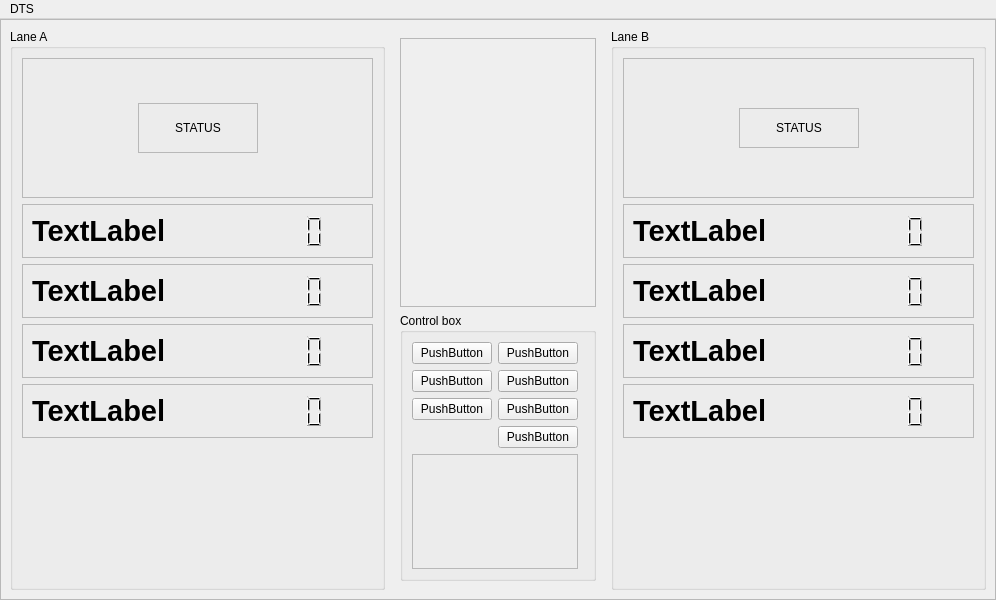
The window that mainwindow.ui (mqnoy/DTS) describes before a commit, drawn with Qt 5.
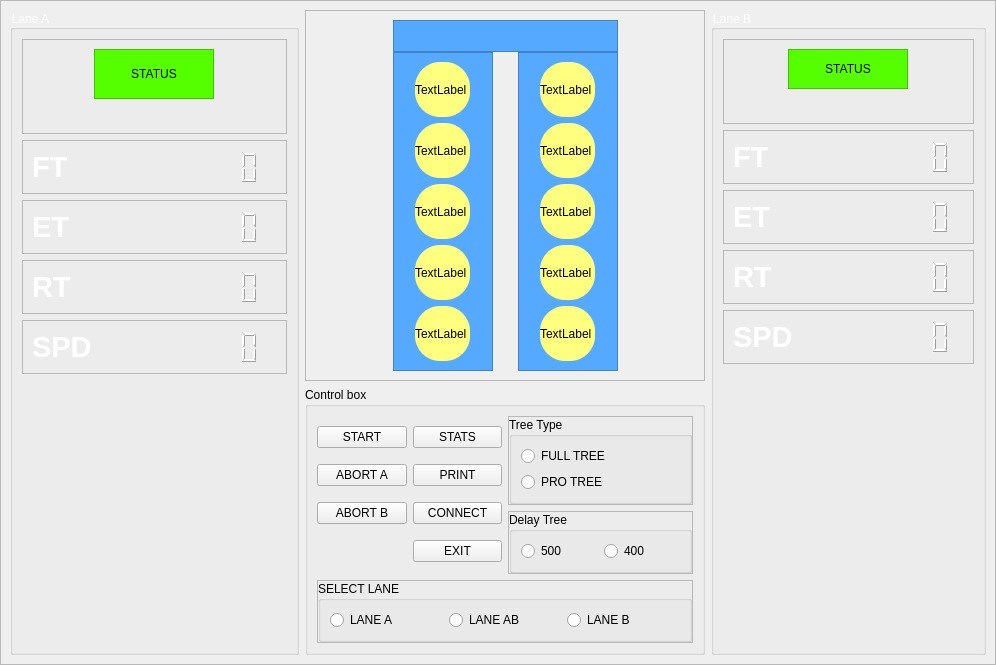
The same window after the commit.

Diff of the .ui file:
```diff
--- a/mainwindow.ui
+++ b/mainwindow.ui
@@ -7,7 +7,7 @@
     <x>0</x>
     <y>0</y>
     <width>996</width>
-    <height>600</height>
+    <height>642</height>
    </rect>
   </property>
   <property name="windowTitle">
@@ -60,6 +60,9 @@
           <layout class="QHBoxLayout" name="horizontalLayout">
            <item>
             <widget class="QGroupBox" name="groupBoxA">
+             <property name="styleSheet">
+              <string notr="true">color: rgb(255, 255, 255);</string>
+             </property>
              <property name="title">
               <string>Lane A</string>
              </property>
@@ -73,20 +76,36 @@
                  <enum>QFrame::Raised</enum>
                 </property>
                 <layout class="QGridLayout" name="gridLayout_7">
-                 <item row="0" column="1">
-                  <spacer name="verticalSpacer_2">
+                 <item row="0" column="2">
+                  <spacer name="horizontalSpacer_2">
+                   <property name="orientation">
+                    <enum>Qt::Horizontal</enum>
+                   </property>
+                   <property name="sizeHint" stdset="0">
+                    <size>
+                     <width>100</width>
+                     <height>20</height>
+                    </size>
+                   </property>
+                  </spacer>
+                 </item>
+                 <item row="1" column="1">
+                  <spacer name="verticalSpacer">
                    <property name="orientation">
                     <enum>Qt::Vertical</enum>
                    </property>
+                   <property name="sizeType">
+                    <enum>QSizePolicy::Fixed</enum>
+                   </property>
                    <property name="sizeHint" stdset="0">
                     <size>
                      <width>20</width>
-                     <height>24</height>
+                     <height>25</height>
                     </size>
                    </property>
                   </spacer>
                  </item>
-                 <item row="1" column="0">
+                 <item row="0" column="0">
                   <spacer name="horizontalSpacer">
                    <property name="orientation">
                     <enum>Qt::Horizontal</enum>
@@ -99,7 +118,7 @@
                    </property>
                   </spacer>
                  </item>
-                 <item row="1" column="1">
+                 <item row="0" column="1">
                   <widget class="QFrame" name="frame_9">
                    <property name="minimumSize">
                     <size>
@@ -107,6 +126,9 @@
                      <height>50</height>
                     </size>
                    </property>
+                   <property name="styleSheet">
+                    <string notr="true">background-color: rgb(85, 255, 0);</string>
+                   </property>
                    <property name="frameShape">
                     <enum>QFrame::StyledPanel</enum>
                    </property>
@@ -119,6 +141,9 @@
                       <property name="layoutDirection">
                        <enum>Qt::LeftToRight</enum>
                       </property>
+                      <property name="styleSheet">
+                       <string notr="true">color: rgb(0, 0, 0);</string>
+                      </property>
                       <property name="text">
                        <string>STATUS</string>
                       </property>
@@ -130,32 +155,6 @@
                    </layout>
                   </widget>
                  </item>
-                 <item row="1" column="2">
-                  <spacer name="horizontalSpacer_2">
-                   <property name="orientation">
-                    <enum>Qt::Horizontal</enum>
-                   </property>
-                   <property name="sizeHint" stdset="0">
-                    <size>
-                     <width>100</width>
-                     <height>20</height>
-                    </size>
-                   </property>
-                  </spacer>
-                 </item>
-                 <item row="2" column="1">
-                  <spacer name="verticalSpacer">
-                   <property name="orientation">
-                    <enum>Qt::Vertical</enum>
-                   </property>
-                   <property name="sizeHint" stdset="0">
-                    <size>
-                     <width>20</width>
-                     <height>24</height>
-                    </size>
-                   </property>
-                  </spacer>
-                 </item>
                 </layout>
                </widget>
               </item>
@@ -169,9 +168,12 @@
                 </property>
                 <layout class="QHBoxLayout" name="horizontalLayout_3">
                  <item>
-                  <widget class="QLabel" name="label">
+                  <widget class="QLabel" name="label_ft">
+                   <property name="styleSheet">
+                    <string notr="true"/>
+                   </property>
                    <property name="text">
-                    <string>&lt;html&gt;&lt;head/&gt;&lt;body&gt;&lt;p&gt;&lt;span style=&quot; font-size:22pt; font-weight:600;&quot;&gt;TextLabel&lt;/span&gt;&lt;/p&gt;&lt;/body&gt;&lt;/html&gt;</string>
+                    <string>&lt;html&gt;&lt;head/&gt;&lt;body&gt;&lt;p&gt;&lt;span style=&quot; font-size:22pt; font-weight:600; color:#ffffff;&quot;&gt;FT&lt;/span&gt;&lt;/p&gt;&lt;/body&gt;&lt;/html&gt;</string>
                    </property>
                   </widget>
                  </item>
@@ -198,9 +200,9 @@
                 </property>
                 <layout class="QHBoxLayout" name="horizontalLayout_4">
                  <item>
-                  <widget class="QLabel" name="label_5">
+                  <widget class="QLabel" name="label_et">
                    <property name="text">
-                    <string>&lt;html&gt;&lt;head/&gt;&lt;body&gt;&lt;p&gt;&lt;span style=&quot; font-size:22pt; font-weight:600;&quot;&gt;TextLabel&lt;/span&gt;&lt;/p&gt;&lt;/body&gt;&lt;/html&gt;</string>
+                    <string>&lt;html&gt;&lt;head/&gt;&lt;body&gt;&lt;p&gt;&lt;span style=&quot; font-size:22pt; font-weight:600; color:#ffffff;&quot;&gt;ET&lt;/span&gt;&lt;/p&gt;&lt;/body&gt;&lt;/html&gt;</string>
                    </property>
                   </widget>
                  </item>
@@ -227,9 +229,9 @@
                 </property>
                 <layout class="QHBoxLayout" name="horizontalLayout_5">
                  <item>
-                  <widget class="QLabel" name="label_6">
+                  <widget class="QLabel" name="label_rt">
                    <property name="text">
-                    <string>&lt;html&gt;&lt;head/&gt;&lt;body&gt;&lt;p&gt;&lt;span style=&quot; font-size:22pt; font-weight:600;&quot;&gt;TextLabel&lt;/span&gt;&lt;/p&gt;&lt;/body&gt;&lt;/html&gt;</string>
+                    <string>&lt;html&gt;&lt;head/&gt;&lt;body&gt;&lt;p&gt;&lt;span style=&quot; font-size:22pt; font-weight:600; color:#ffffff;&quot;&gt;RT&lt;/span&gt;&lt;/p&gt;&lt;/body&gt;&lt;/html&gt;</string>
                    </property>
                   </widget>
                  </item>
@@ -256,9 +258,9 @@
                 </property>
                 <layout class="QHBoxLayout" name="horizontalLayout_6">
                  <item>
-                  <widget class="QLabel" name="label_7">
+                  <widget class="QLabel" name="label_spd">
                    <property name="text">
-                    <string>&lt;html&gt;&lt;head/&gt;&lt;body&gt;&lt;p&gt;&lt;span style=&quot; font-size:22pt; font-weight:600;&quot;&gt;TextLabel&lt;/span&gt;&lt;/p&gt;&lt;/body&gt;&lt;/html&gt;</string>
+                    <string>&lt;html&gt;&lt;head/&gt;&lt;body&gt;&lt;p&gt;&lt;span style=&quot; font-size:22pt; font-weight:600; color:#ffffff;&quot;&gt;SPD&lt;/span&gt;&lt;/p&gt;&lt;/body&gt;&lt;/html&gt;</string>
                    </property>
                   </widget>
                  </item>
@@ -292,7 +294,13 @@
             </widget>
            </item>
            <item>
-            <widget class="QFrame" name="frame_2">
+            <widget class="QFrame" name="frame_midle">
+             <property name="minimumSize">
+              <size>
+               <width>400</width>
+               <height>0</height>
+              </size>
+             </property>
              <property name="frameShape">
               <enum>QFrame::NoFrame</enum>
              </property>
@@ -300,117 +308,577 @@
               <enum>QFrame::Plain</enum>
              </property>
              <layout class="QGridLayout" name="gridLayout_3">
-              <item row="1" column="0">
+              <property name="leftMargin">
+               <number>0</number>
+              </property>
+              <property name="topMargin">
+               <number>0</number>
+              </property>
+              <property name="rightMargin">
+               <number>0</number>
+              </property>
+              <property name="bottomMargin">
+               <number>0</number>
+              </property>
+              <item row="0" column="0">
+               <widget class="QFrame" name="frame_3">
+                <property name="minimumSize">
+                 <size>
+                  <width>0</width>
+                  <height>0</height>
+                 </size>
+                </property>
+                <property name="frameShape">
+                 <enum>QFrame::StyledPanel</enum>
+                </property>
+                <property name="frameShadow">
+                 <enum>QFrame::Raised</enum>
+                </property>
+                <layout class="QGridLayout" name="gridLayout_10">
+                 <property name="topMargin">
+                  <number>9</number>
+                 </property>
+                 <property name="spacing">
+                  <number>0</number>
+                 </property>
+                 <item row="1" column="0">
+                  <spacer name="horizontalSpacer_6">
+                   <property name="orientation">
+                    <enum>Qt::Horizontal</enum>
+                   </property>
+                   <property name="sizeHint" stdset="0">
+                    <size>
+                     <width>40</width>
+                     <height>20</height>
+                    </size>
+                   </property>
+                  </spacer>
+                 </item>
+                 <item row="1" column="4">
+                  <spacer name="horizontalSpacer_7">
+                   <property name="orientation">
+                    <enum>Qt::Horizontal</enum>
+                   </property>
+                   <property name="sizeHint" stdset="0">
+                    <size>
+                     <width>40</width>
+                     <height>20</height>
+                    </size>
+                   </property>
+                  </spacer>
+                 </item>
+                 <item row="1" column="2">
+                  <spacer name="horizontalSpacer_5">
+                   <property name="orientation">
+                    <enum>Qt::Horizontal</enum>
+                   </property>
+                   <property name="sizeType">
+                    <enum>QSizePolicy::Fixed</enum>
+                   </property>
+                   <property name="sizeHint" stdset="0">
+                    <size>
+                     <width>25</width>
+                     <height>20</height>
+                    </size>
+                   </property>
+                  </spacer>
+                 </item>
+                 <item row="1" column="1">
+                  <widget class="QFrame" name="frame_dragA">
+                   <property name="minimumSize">
+                    <size>
+                     <width>100</width>
+                     <height>0</height>
+                    </size>
+                   </property>
+                   <property name="styleSheet">
+                    <string notr="true">background-color: rgb(85, 170, 255);</string>
+                   </property>
+                   <property name="frameShape">
+                    <enum>QFrame::StyledPanel</enum>
+                   </property>
+                   <property name="frameShadow">
+                    <enum>QFrame::Raised</enum>
+                   </property>
+                   <layout class="QGridLayout" name="gridLayout_11">
+                    <item row="5" column="0">
+                     <widget class="QLabel" name="label_6">
+                      <property name="styleSheet">
+                       <string notr="true">border-radius: 25px;
+min-height: 55px;
+min-width: 55px;
+max-height: 55px;
+max-width: 55px;
+background-color: rgb(255, 255, 127);</string>
+                      </property>
+                      <property name="text">
+                       <string>TextLabel</string>
+                      </property>
+                     </widget>
+                    </item>
+                    <item row="4" column="0">
+                     <widget class="QLabel" name="label_5">
+                      <property name="styleSheet">
+                       <string notr="true">border-radius: 25px;
+min-height: 55px;
+min-width: 55px;
+max-height: 55px;
+max-width: 55px;
+background-color: rgb(255, 255, 127);</string>
+                      </property>
+                      <property name="text">
+                       <string>TextLabel</string>
+                      </property>
+                     </widget>
+                    </item>
+                    <item row="2" column="0">
+                     <widget class="QLabel" name="label_4">
+                      <property name="styleSheet">
+                       <string notr="true">border-radius: 25px;
+min-height: 55px;
+min-width: 55px;
+max-height: 55px;
+max-width: 55px;
+background-color: rgb(255, 255, 127);</string>
+                      </property>
+                      <property name="text">
+                       <string>TextLabel</string>
+                      </property>
+                     </widget>
+                    </item>
+                    <item row="3" column="0">
+                     <widget class="QLabel" name="label_3">
+                      <property name="styleSheet">
+                       <string notr="true">border-radius: 25px;
+min-height: 55px;
+min-width: 55px;
+max-height: 55px;
+max-width: 55px;
+background-color: rgb(255, 255, 127);</string>
+                      </property>
+                      <property name="text">
+                       <string>TextLabel</string>
+                      </property>
+                     </widget>
+                    </item>
+                    <item row="0" column="0">
+                     <widget class="QLabel" name="label">
+                      <property name="minimumSize">
+                       <size>
+                        <width>55</width>
+                        <height>55</height>
+                       </size>
+                      </property>
+                      <property name="maximumSize">
+                       <size>
+                        <width>55</width>
+                        <height>55</height>
+                       </size>
+                      </property>
+                      <property name="styleSheet">
+                       <string notr="true">border-radius: 25px;
+min-height: 55px;
+min-width: 55px;
+max-height: 55px;
+max-width: 55px;
+background-color: rgb(255, 255, 127);</string>
+                      </property>
+                      <property name="text">
+                       <string>TextLabel</string>
+                      </property>
+                     </widget>
+                    </item>
+                   </layout>
+                  </widget>
+                 </item>
+                 <item row="1" column="3">
+                  <widget class="QFrame" name="frame_dragB">
+                   <property name="minimumSize">
+                    <size>
+                     <width>100</width>
+                     <height>0</height>
+                    </size>
+                   </property>
+                   <property name="styleSheet">
+                    <string notr="true">background-color: rgb(85, 170, 255);</string>
+                   </property>
+                   <property name="frameShape">
+                    <enum>QFrame::StyledPanel</enum>
+                   </property>
+                   <property name="frameShadow">
+                    <enum>QFrame::Raised</enum>
+                   </property>
+                   <layout class="QGridLayout" name="gridLayout_12">
+                    <item row="0" column="0">
+                     <widget class="QLabel" name="label_7">
+                      <property name="styleSheet">
+                       <string notr="true">border-radius: 25px;
+min-height: 55px;
+min-width: 55px;
+max-height: 55px;
+max-width: 55px;
+background-color: rgb(255, 255, 127);</string>
+                      </property>
+                      <property name="text">
+                       <string>TextLabel</string>
+                      </property>
+                     </widget>
+                    </item>
+                    <item row="1" column="0">
+                     <widget class="QLabel" name="label_8">
+                      <property name="styleSheet">
+                       <string notr="true">border-radius: 25px;
+min-height: 55px;
+min-width: 55px;
+max-height: 55px;
+max-width: 55px;
+background-color: rgb(255, 255, 127);</string>
+                      </property>
+                      <property name="text">
+                       <string>TextLabel</string>
+                      </property>
+                     </widget>
+                    </item>
+                    <item row="4" column="0">
+                     <widget class="QLabel" name="label_11">
+                      <property name="styleSheet">
+                       <string notr="true">border-radius: 25px;
+min-height: 55px;
+min-width: 55px;
+max-height: 55px;
+max-width: 55px;
+background-color: rgb(255, 255, 127);</string>
+                      </property>
+                      <property name="text">
+                       <string>TextLabel</string>
+                      </property>
+                     </widget>
+                    </item>
+                    <item row="2" column="0">
+                     <widget class="QLabel" name="label_9">
+                      <property name="styleSheet">
+                       <string notr="true">border-radius: 25px;
+min-height: 55px;
+min-width: 55px;
+max-height: 55px;
+max-width: 55px;
+background-color: rgb(255, 255, 127);</string>
+                      </property>
+                      <property name="text">
+                       <string>TextLabel</string>
+                      </property>
+                     </widget>
+                    </item>
+                    <item row="3" column="0">
+                     <widget class="QLabel" name="label_10">
+                      <property name="styleSheet">
+                       <string notr="true">border-radius: 25px;
+min-height: 55px;
+min-width: 55px;
+max-height: 55px;
+max-width: 55px;
+background-color: rgb(255, 255, 127);</string>
+                      </property>
+                      <property name="text">
+                       <string>TextLabel</string>
+                      </property>
+                     </widget>
+                    </item>
+                   </layout>
+                  </widget>
+                 </item>
+                 <item row="0" column="1" colspan="3">
+                  <widget class="QFrame" name="frame_2">
+                   <property name="minimumSize">
+                    <size>
+                     <width>0</width>
+                     <height>32</height>
+                    </size>
+                   </property>
+                   <property name="styleSheet">
+                    <string notr="true">background-color: rgb(85, 170, 255);</string>
+                   </property>
+                   <property name="frameShape">
+                    <enum>QFrame::StyledPanel</enum>
+                   </property>
+                   <property name="frameShadow">
+                    <enum>QFrame::Raised</enum>
+                   </property>
+                  </widget>
+                 </item>
+                 <item row="0" column="0">
+                  <spacer name="horizontalSpacer_8">
+                   <property name="orientation">
+                    <enum>Qt::Horizontal</enum>
+                   </property>
+                   <property name="sizeHint" stdset="0">
+                    <size>
+                     <width>40</width>
+                     <height>20</height>
+                    </size>
+                   </property>
+                  </spacer>
+                 </item>
+                 <item row="0" column="4">
+                  <spacer name="horizontalSpacer_9">
+                   <property name="orientation">
+                    <enum>Qt::Horizontal</enum>
+                   </property>
+                   <property name="sizeHint" stdset="0">
+                    <size>
+                     <width>40</width>
+                     <height>20</height>
+                    </size>
+                   </property>
+                  </spacer>
+                 </item>
+                </layout>
+               </widget>
+              </item>
+              <item row="2" column="0">
                <widget class="QGroupBox" name="groupBox_3">
                 <property name="title">
                  <string>Control box</string>
                 </property>
                 <layout class="QGridLayout" name="gridLayout_5">
-                 <item row="0" column="0">
+                 <property name="leftMargin">
+                  <number>9</number>
+                 </property>
+                 <item row="1" column="1">
+                  <layout class="QVBoxLayout" name="verticalLayout">
+                   <item>
+                    <widget class="QFrame" name="frame_4">
+                     <property name="frameShape">
+                      <enum>QFrame::StyledPanel</enum>
+                     </property>
+                     <property name="frameShadow">
+                      <enum>QFrame::Raised</enum>
+                     </property>
+                     <layout class="QGridLayout" name="gridLayout_13">
+                      <property name="leftMargin">
+                       <number>0</number>
+                      </property>
+                      <property name="topMargin">
+                       <number>0</number>
+                      </property>
+                      <property name="rightMargin">
+                       <number>0</number>
+                      </property>
+                      <property name="bottomMargin">
+                       <number>0</number>
+                      </property>
+                      <property name="spacing">
+                       <number>0</number>
+                      </property>
+                      <item row="0" column="0">
+                       <widget class="QGroupBox" name="groupBox">
+                        <property name="title">
+                         <string>Tree Type</string>
+                        </property>
+                        <layout class="QVBoxLayout" name="verticalLayout_4">
+                         <item>
+                          <widget class="QRadioButton" name="radioButton_6">
+                           <property name="text">
+                            <string>FULL TREE</string>
+                           </property>
+                          </widget>
+                         </item>
+                         <item>
+                          <widget class="QRadioButton" name="radioButton_7">
+                           <property name="text">
+                            <string>PRO TREE</string>
+                           </property>
+                          </widget>
+                         </item>
+                        </layout>
+                       </widget>
+                      </item>
+                     </layout>
+                    </widget>
+                   </item>
+                   <item>
+                    <widget class="QFrame" name="frame_5">
+                     <property name="frameShape">
+                      <enum>QFrame::StyledPanel</enum>
+                     </property>
+                     <property name="frameShadow">
+                      <enum>QFrame::Raised</enum>
+                     </property>
+                     <layout class="QGridLayout" name="gridLayout_14">
+                      <property name="leftMargin">
+                       <number>0</number>
+                      </property>
+                      <property name="topMargin">
+                       <number>0</number>
+                      </property>
+                      <property name="rightMargin">
+                       <number>0</number>
+                      </property>
+                      <property name="bottomMargin">
+                       <number>0</number>
+                      </property>
+                      <item row="0" column="0">
+                       <widget class="QGroupBox" name="groupBox_4">
+                        <property name="title">
+                         <string>Delay Tree</string>
+                        </property>
+                        <layout class="QHBoxLayout" name="horizontalLayout_12">
+                         <item>
+                          <widget class="QRadioButton" name="radioButton_4">
+                           <property name="text">
+                            <string>500</string>
+                           </property>
+                          </widget>
+                         </item>
+                         <item>
+                          <widget class="QRadioButton" name="radioButton_5">
+                           <property name="text">
+                            <string>400</string>
+                           </property>
+                          </widget>
+                         </item>
+                        </layout>
+                       </widget>
+                      </item>
+                     </layout>
+                    </widget>
+                   </item>
+                  </layout>
+                 </item>
+                 <item row="3" column="0" colspan="2">
+                  <widget class="QFrame" name="frame_6">
+                   <property name="frameShape">
+                    <enum>QFrame::StyledPanel</enum>
+                   </property>
+                   <property name="frameShadow">
+                    <enum>QFrame::Raised</enum>
+                   </property>
+                   <layout class="QGridLayout" name="gridLayout_15">
+                    <property name="leftMargin">
+                     <number>0</number>
+                    </property>
+                    <property name="topMargin">
+                     <number>0</number>
+                    </property>
+                    <property name="rightMargin">
+                     <number>0</number>
+                    </property>
+                    <property name="bottomMargin">
+                     <number>0</number>
+                    </property>
+                    <property name="spacing">
+                     <number>0</number>
+                    </property>
+                    <item row="0" column="0">
+                     <widget class="QGroupBox" name="groupBox_5">
+                      <property name="title">
+                       <string>SELECT LANE</string>
+                      </property>
+                      <layout class="QHBoxLayout" name="horizontalLayout_13">
+                       <item>
+                        <widget class="QRadioButton" name="radioButton">
+                         <property name="text">
+                          <string>LANE A</string>
+                         </property>
+                        </widget>
+                       </item>
+                       <item>
+                        <widget class="QRadioButton" name="radioButton_2">
+                         <property name="text">
+                          <string>LANE AB</string>
+                         </property>
+                        </widget>
+                       </item>
+                       <item>
+                        <widget class="QRadioButton" name="radioButton_3">
+                         <property name="text">
+                          <string>LANE B</string>
+                         </property>
+                        </widget>
+                       </item>
+                      </layout>
+                     </widget>
+                    </item>
+                   </layout>
+                  </widget>
+                 </item>
+                 <item row="1" column="0">
                   <layout class="QGridLayout" name="gridLayout_4">
                    <item row="0" column="0">
                     <widget class="QPushButton" name="pushButton">
                      <property name="text">
-                      <string>PushButton</string>
+                      <string>START</string>
                      </property>
                     </widget>
                    </item>
                    <item row="0" column="1">
                     <widget class="QPushButton" name="pushButton_4">
                      <property name="text">
-                      <string>PushButton</string>
+                      <string>STATS</string>
                      </property>
                     </widget>
                    </item>
                    <item row="1" column="1">
                     <widget class="QPushButton" name="pushButton_5">
                      <property name="text">
-                      <string>PushButton</string>
+                      <string>PRINT</string>
                      </property>
                     </widget>
                    </item>
                    <item row="2" column="0">
                     <widget class="QPushButton" name="pushButton_3">
                      <property name="text">
-                      <string>PushButton</string>
+                      <string>ABORT B</string>
                      </property>
                     </widget>
                    </item>
                    <item row="1" column="0">
                     <widget class="QPushButton" name="pushButton_2">
                      <property name="text">
-                      <string>PushButton</string>
+                      <string>ABORT A</string>
                      </property>
                     </widget>
                    </item>
                    <item row="2" column="1">
                     <widget class="QPushButton" name="pushButton_6">
                      <property name="text">
-                      <string>PushButton</string>
+                      <string>CONNECT</string>
                      </property>
                     </widget>
                    </item>
                    <item row="3" column="1">
                     <widget class="QPushButton" name="pushButton_7">
                      <property name="text">
-                      <string>PushButton</string>
+                      <string>EXIT</string>
                      </property>
                     </widget>
                    </item>
                   </layout>
                  </item>
-                 <item row="0" column="1" rowspan="2">
-                  <layout class="QVBoxLayout" name="verticalLayout">
-                   <item>
-                    <widget class="QFrame" name="frame_4">
-                     <property name="frameShape">
-                      <enum>QFrame::StyledPanel</enum>
-                     </property>
-                     <property name="frameShadow">
-                      <enum>QFrame::Raised</enum>
-                     </property>
-                    </widget>
-                   </item>
-                   <item>
-                    <widget class="QFrame" name="frame_5">
-                     <property name="frameShape">
-                      <enum>QFrame::StyledPanel</enum>
-                     </property>
-                     <property name="frameShadow">
-                      <enum>QFrame::Raised</enum>
-                     </property>
-                    </widget>
-                   </item>
-                  </layout>
-                 </item>
-                 <item row="1" column="0">
-                  <widget class="QFrame" name="frame_6">
-                   <property name="frameShape">
-                    <enum>QFrame::StyledPanel</enum>
-                   </property>
-                   <property name="frameShadow">
-                    <enum>QFrame::Raised</enum>
-                   </property>
-                  </widget>
-                 </item>
                 </layout>
                </widget>
               </item>
-              <item row="0" column="0">
-               <widget class="QFrame" name="frame_3">
-                <property name="frameShape">
-                 <enum>QFrame::StyledPanel</enum>
+              <item row="1" column="0">
+               <spacer name="verticalSpacer_3">
+                <property name="orientation">
+                 <enum>Qt::Vertical</enum>
                 </property>
-                <property name="frameShadow">
-                 <enum>QFrame::Raised</enum>
+                <property name="sizeHint" stdset="0">
+                 <size>
+                  <width>20</width>
+                  <height>40</height>
+                 </size>
                 </property>
-               </widget>
+               </spacer>
               </item>
              </layout>
             </widget>
            </item>
            <item>
             <widget class="QGroupBox" name="groupBox_2">
+             <property name="styleSheet">
+              <string notr="true">color: rgb(255, 255, 255);</string>
+             </property>
              <property name="title">
               <string>Lane B</string>
              </property>
@@ -424,21 +892,8 @@
                  <enum>QFrame::Raised</enum>
                 </property>
                 <layout class="QGridLayout" name="gridLayout_8">
-                 <item row="0" column="1">
-                  <spacer name="verticalSpacer_3">
-                   <property name="orientation">
-                    <enum>Qt::Vertical</enum>
-                   </property>
-                   <property name="sizeHint" stdset="0">
-                    <size>
-                     <width>20</width>
-                     <height>5</height>
-                    </size>
-                   </property>
-                  </spacer>
-                 </item>
-                 <item row="1" column="0">
-                  <spacer name="horizontalSpacer_3">
+                 <item row="0" column="2">
+                  <spacer name="horizontalSpacer_4">
                    <property name="orientation">
                     <enum>Qt::Horizontal</enum>
                    </property>
@@ -450,7 +905,7 @@
                    </property>
                   </spacer>
                  </item>
-                 <item row="1" column="1">
+                 <item row="0" column="1">
                   <widget class="QFrame" name="frame_18">
                    <property name="minimumSize">
                     <size>
@@ -458,6 +913,9 @@
                      <height>40</height>
                     </size>
                    </property>
+                   <property name="styleSheet">
+                    <string notr="true">background-color: rgb(85, 255, 0);</string>
+                   </property>
                    <property name="frameShape">
                     <enum>QFrame::StyledPanel</enum>
                    </property>
@@ -470,6 +928,9 @@
                       <property name="layoutDirection">
                        <enum>Qt::LeftToRight</enum>
                       </property>
+                      <property name="styleSheet">
+                       <string notr="true">color: rgb(0, 0, 0);</string>
+                      </property>
                       <property name="text">
                        <string>STATUS</string>
                       </property>
@@ -481,28 +942,31 @@
                    </layout>
                   </widget>
                  </item>
-                 <item row="1" column="2">
-                  <spacer name="horizontalSpacer_4">
-                   <property name="orientation">
-                    <enum>Qt::Horizontal</enum>
-                   </property>
-                   <property name="sizeHint" stdset="0">
-                    <size>
-                     <width>93</width>
-                     <height>20</height>
-                    </size>
-                   </property>
-                  </spacer>
-                 </item>
-                 <item row="2" column="1">
+                 <item row="1" column="1">
                   <spacer name="verticalSpacer_4">
                    <property name="orientation">
                     <enum>Qt::Vertical</enum>
                    </property>
+                   <property name="sizeType">
+                    <enum>QSizePolicy::Fixed</enum>
+                   </property>
                    <property name="sizeHint" stdset="0">
                     <size>
                      <width>20</width>
-                     <height>5</height>
+                     <height>25</height>
+                    </size>
+                   </property>
+                  </spacer>
+                 </item>
+                 <item row="0" column="0">
+                  <spacer name="horizontalSpacer_3">
+                   <property name="orientation">
+                    <enum>Qt::Horizontal</enum>
+                   </property>
+                   <property name="sizeHint" stdset="0">
+                    <size>
+                     <width>93</width>
+                     <height>20</height>
                     </size>
                    </property>
                   </spacer>
@@ -520,9 +984,9 @@
                 </property>
                 <layout class="QHBoxLayout" name="horizontalLayout_10">
                  <item>
-                  <widget class="QLabel" name="label_11">
+                  <widget class="QLabel" name="label_ft_2">
                    <property name="text">
-                    <string>&lt;html&gt;&lt;head/&gt;&lt;body&gt;&lt;p&gt;&lt;span style=&quot; font-size:22pt; font-weight:600;&quot;&gt;TextLabel&lt;/span&gt;&lt;/p&gt;&lt;/body&gt;&lt;/html&gt;</string>
+                    <string>&lt;html&gt;&lt;head/&gt;&lt;body&gt;&lt;p&gt;&lt;span style=&quot; font-size:22pt; font-weight:600; color:#ffffff;&quot;&gt;FT&lt;/span&gt;&lt;/p&gt;&lt;/body&gt;&lt;/html&gt;</string>
                    </property>
                   </widget>
                  </item>
@@ -549,9 +1013,9 @@
                 </property>
                 <layout class="QHBoxLayout" name="horizontalLayout_9">
                  <item>
-                  <widget class="QLabel" name="label_10">
+                  <widget class="QLabel" name="label_et_2">
                    <property name="text">
-                    <string>&lt;html&gt;&lt;head/&gt;&lt;body&gt;&lt;p&gt;&lt;span style=&quot; font-size:22pt; font-weight:600;&quot;&gt;TextLabel&lt;/span&gt;&lt;/p&gt;&lt;/body&gt;&lt;/html&gt;</string>
+                    <string>&lt;html&gt;&lt;head/&gt;&lt;body&gt;&lt;p&gt;&lt;span style=&quot; font-size:22pt; font-weight:600; color:#ffffff;&quot;&gt;ET&lt;/span&gt;&lt;/p&gt;&lt;/body&gt;&lt;/html&gt;</string>
                    </property>
                   </widget>
                  </item>
@@ -578,9 +1042,9 @@
                 </property>
                 <layout class="QHBoxLayout" name="horizontalLayout_8">
                  <item>
-                  <widget class="QLabel" name="label_9">
+                  <widget class="QLabel" name="label_rt_2">
                    <property name="text">
-                    <string>&lt;html&gt;&lt;head/&gt;&lt;body&gt;&lt;p&gt;&lt;span style=&quot; font-size:22pt; font-weight:600;&quot;&gt;TextLabel&lt;/span&gt;&lt;/p&gt;&lt;/body&gt;&lt;/html&gt;</string>
+                    <string>&lt;html&gt;&lt;head/&gt;&lt;body&gt;&lt;p&gt;&lt;span style=&quot; font-size:22pt; font-weight:600; color:#ffffff;&quot;&gt;RT&lt;/span&gt;&lt;/p&gt;&lt;/body&gt;&lt;/html&gt;</string>
                    </property>
                   </widget>
                  </item>
@@ -607,9 +1071,9 @@
                 </property>
                 <layout class="QHBoxLayout" name="horizontalLayout_7">
                  <item>
-                  <widget class="QLabel" name="label_8">
+                  <widget class="QLabel" name="label_spd_2">
                    <property name="text">
-                    <string>&lt;html&gt;&lt;head/&gt;&lt;body&gt;&lt;p&gt;&lt;span style=&quot; font-size:22pt; font-weight:600;&quot;&gt;TextLabel&lt;/span&gt;&lt;/p&gt;&lt;/body&gt;&lt;/html&gt;</string>
+                    <string>&lt;html&gt;&lt;head/&gt;&lt;body&gt;&lt;p&gt;&lt;span style=&quot; font-size:22pt; font-weight:600; color:#ffffff;&quot;&gt;SPD&lt;/span&gt;&lt;/p&gt;&lt;/body&gt;&lt;/html&gt;</string>
                    </property>
                   </widget>
                  </item>
@@ -651,23 +1115,6 @@
     </item>
    </layout>
   </widget>
-  <widget class="QMenuBar" name="menubar">
-   <property name="geometry">
-    <rect>
-     <x>0</x>
-     <y>0</y>
-     <width>996</width>
-     <height>21</height>
-    </rect>
-   </property>
-   <widget class="QMenu" name="menuAbout">
-    <property name="title">
-     <string>DTS</string>
-    </property>
-    <addaction name="actionAbout"/>
-   </widget>
-   <addaction name="menuAbout"/>
-  </widget>
   <action name="actionAbout">
    <property name="text">
     <string>About</string>
```
